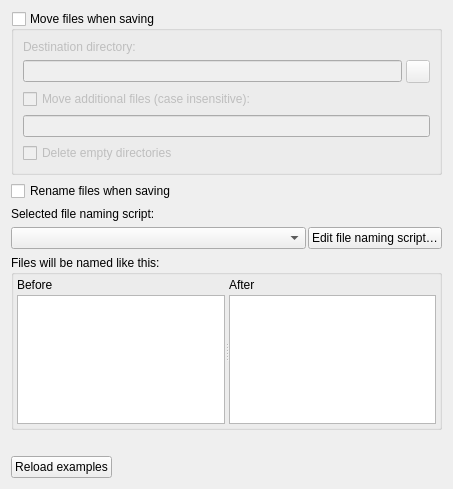
Qt form ui/options_renaming.ui (metabrainz/picard) before a commit.
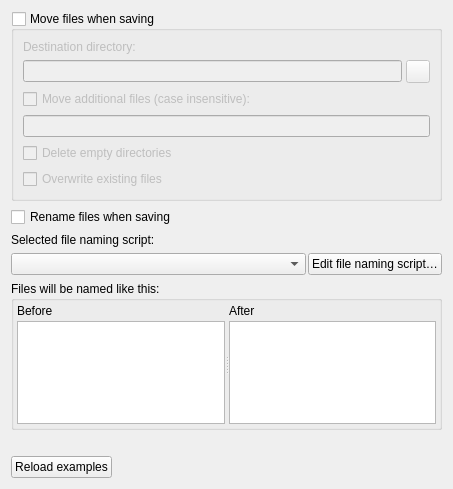
The same form after that commit.

Commit message: refactor(options): Define 'Overwrite existing files' in UI file. Moves the UI definition for the 'Overwrite existing files' checkbox from Python code to the options_renaming.ui file

What changed in the file:
```diff
--- a/ui/options_renaming.ui
+++ b/ui/options_renaming.ui
@@ -79,6 +79,13 @@
         </property>
        </widget>
       </item>
+      <item>
+       <widget class="QCheckBox" name="move_overwrite_existing_files">
+        <property name="text">
+         <string>Overwrite existing files</string>
+        </property>
+       </widget>
+      </item>
      </layout>
     </widget>
    </item>
```
Left out of the diff: 1 changed line with no effect on the pictures. The commit also changes 2 other files.
